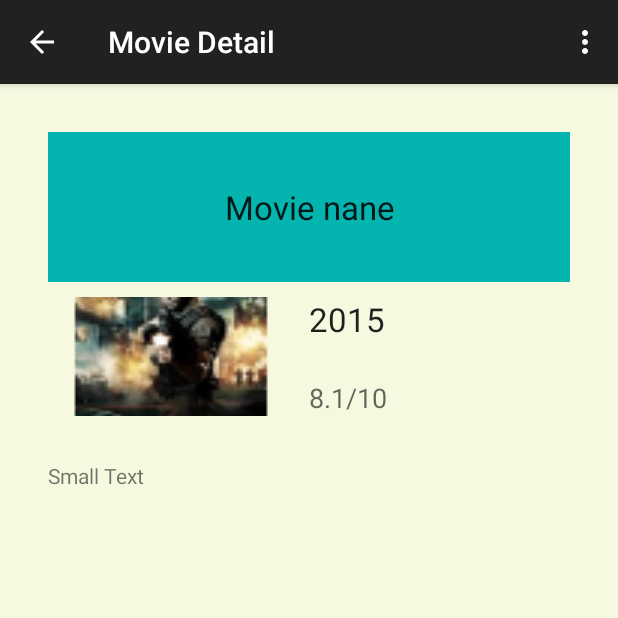
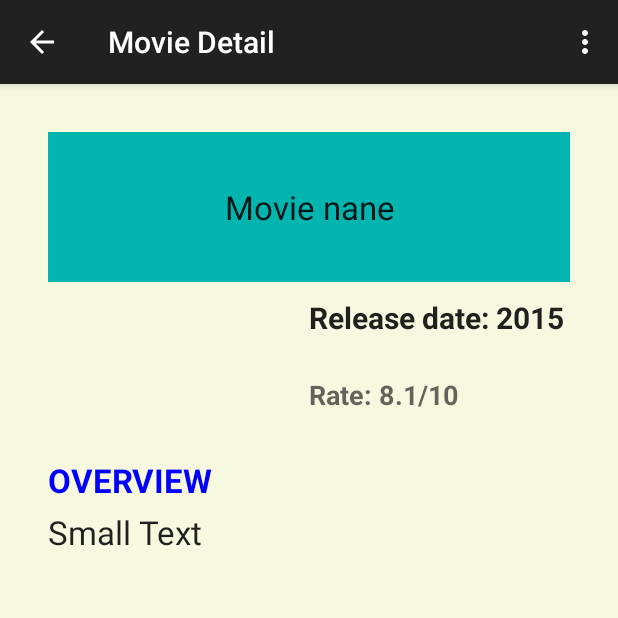
Before and after one commit to sfostine/Movies_app, an Android app: the MovieDetailActivityFragment screen opened directly, with no data from a screen before it, on a phone screen of 412 x 824 dp, the top half of it. Run offline under Robolectric (Android 15) with nearby library versions, the phone set to English and light mode, and no system bars; our stand-ins replace Picasso; pictures from the network do not load; 6 statements that could not run were skipped.

```diff
--- a/app/src/main/java/com/example/android/moviesapp/adapter/ImageAdapter.java
+++ b/app/src/main/java/com/example/android/moviesapp/adapter/ImageAdapter.java
@@ -54,10 +54,8 @@ public class ImageAdapter extends BaseAdapter{
             imageView = (ImageView) convertView;
 
         // using picasso to load images
-
             Picasso.with(context).load(movie_list.get(position).getLink()).into(imageView);
         //return view;
         return imageView;
     }
-
 }
--- a/app/src/main/res/layout/fragment_movie_detail.xml
+++ b/app/src/main/res/layout/fragment_movie_detail.xml
@@ -44,7 +44,6 @@
 
                    android:layout_width="fill_parent"
                    android:layout_height="match_parent"
-                   android:src="@mipmap/movie"
                    android:scaleType="centerCrop"
                    android:id="@+id/detail_imageview">
                </ImageView>
@@ -61,36 +60,55 @@
                    android:layout_width="wrap_content"
                    android:layout_height="wrap_content"
                    android:textAppearance="?android:attr/textAppearanceLarge"
-                   android:text="2015"
+                   android:text="Release date: 2015"
                    android:id="@+id/date_textview"
-                   android:numeric="integer"
+                   android:gravity="fill_vertical"
+                   android:textSize="20dp"
+                   android:textStyle="bold"
+
+
                    />
 
                <TextView
                    android:layout_width="wrap_content"
                    android:layout_height="wrap_content"
                    android:textAppearance="?android:attr/textAppearanceMedium"
-                   android:text="8.1/10"
+                   android:text="Rate: 8.1/10"
+                   android:gravity="fill_vertical"
                    android:id="@+id/rating_textview"
                    android:paddingTop="25dp"
-                   android:layout_below="@id/date_textview" />
+                   android:layout_below="@id/date_textview"
+                   android:textSize="18dp"
+                   android:textStyle="bold"
+                   />
            </RelativeLayout>
 
        </LinearLayout>
    </FrameLayout>
 
+    <TextView
+        android:layout_width="wrap_content"
+        android:layout_height="wrap_content"
+        android:textAppearance="?android:attr/textAppearanceLarge"
+        android:text="OVERVIEW"
+        android:id="@+id/overview"
+        android:layout_below="@+id/frameLayout"
+        android:layout_marginTop="30dp"
+        android:textStyle="bold"
+        android:textColor="#0000FF"
+        />
+
 
     <TextView
         android:layout_width="match_parent"
-        android:layout_height="match_parent"
-        android:textAppearance="?android:attr/textAppearanceSmall"
+        android:layout_height="fill_parent"
+        android:textAppearance="?android:attr/textAppearanceLarge"
         android:text="Small Text"
         android:id="@+id/overview_textView"
-        android:layout_below="@+id/frameLayout"
-        android:layout_marginTop="30dp"
-        android:layout_marginBottom="30dp"
-        android:layout_alignParentLeft="true"
-        android:layout_alignParentStart="true" />
+        android:layout_below="@+id/overview"
+        android:layout_marginTop="5dp"
+        android:scrollbars="vertical"
+        />
 
 
 </RelativeLayout>
--- a/app/src/main/res/values/strings.xml
+++ b/app/src/main/res/values/strings.xml
@@ -4,4 +4,5 @@
     <string name="action_settings">Settings</string>
     <string name="ic_launcher">Ic_launcher</string>
     <string name="title_activity_movie_detail">Movie Detail</string>
+    <string name="action_refresh">Refresh</string>
 </resources>
--- a/app/src/main/res/xml/pref_general.xml
+++ b/app/src/main/res/xml/pref_general.xml
@@ -21,6 +21,7 @@
     <!-- NOTE: Hide buttons to simplify the UI. Users can touch outside the dialog to
          dismiss it. -->
     <!-- NOTE: ListPreference's summary should be set to its value by the activity code. -->
+
     <ListPreference
         android:key="@string/pref_key"
         android:title="@string/pref_title"
@@ -28,7 +29,6 @@
         android:entries="@array/pref_sort_titles"
         android:entryValues="@array/pref_sort_values"
         android:negativeButtonText="@null"
-        android:positiveButtonText="@null"
         />
 
 </PreferenceScreen>
```
Also changed, not shown: app/src/main/java/com/example/android/moviesapp/detail_activity/MovieDetailActivityFragment.java (+6 -2 lines), app/src/main/java/com/example/android/moviesapp/fectching/FetchMovie.java (+9 -8 lines), app/src/main/java/com/example/android/moviesapp/main/MainActivityFragment.java (+4 -13 lines), app/src/main/res/mipmap-hdpi/movie.png (deleted), app/src/main/res/mipmap-mdpi/movie.png (deleted), app/src/main/res/mipmap-xhdpi/movie.png (deleted), app/src/main/res/mipmap-xxhdpi/movie.png (deleted), app/src/main/res/mipmap-xxxhdpi/movie.png (deleted).
